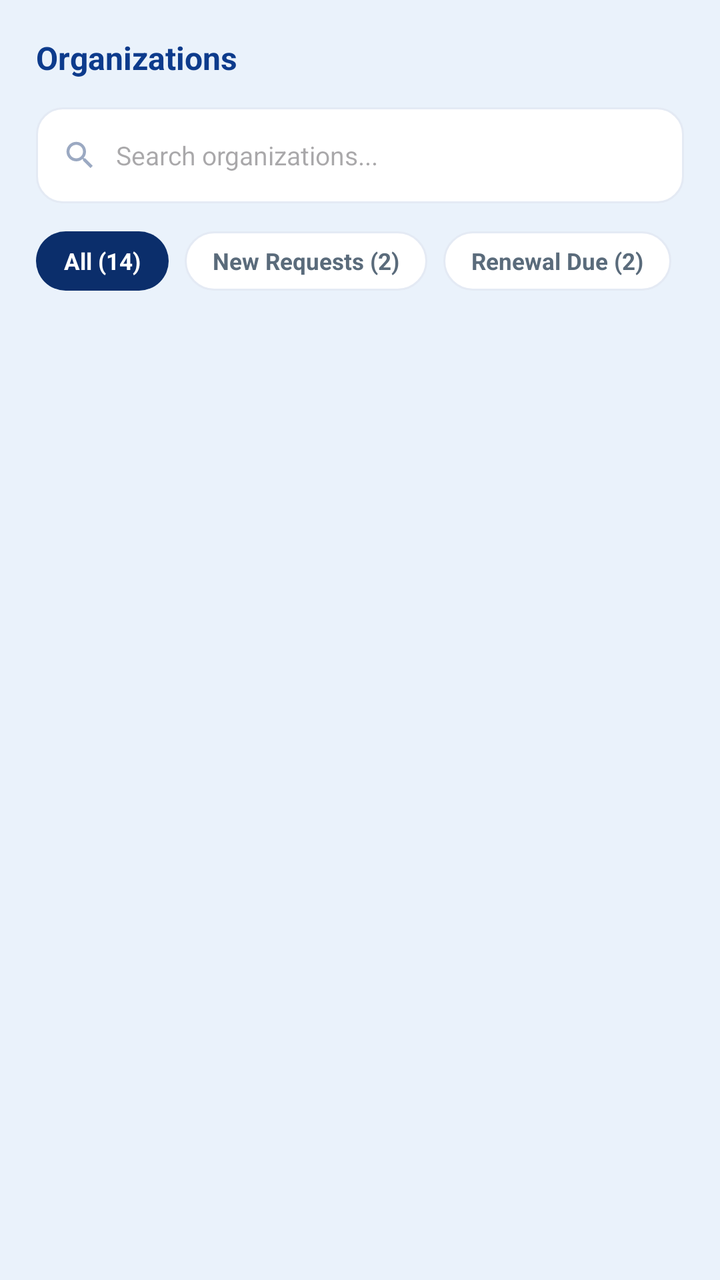
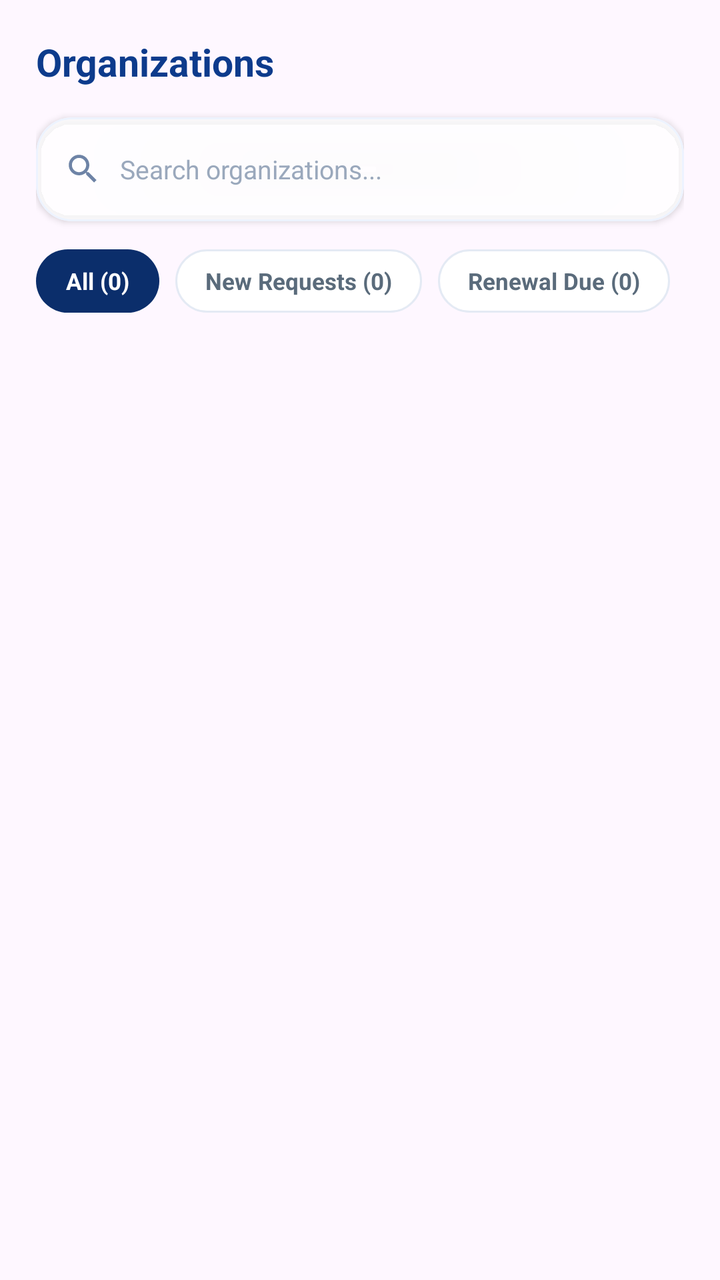

Screens rendered from an Android XML layout before and after an edit, with the pre-edit source and the edit as a unified diff.
<!-- AndroidManifest.xml: application theme Theme.KAYARA -->
<!-- res/layout/fragment_organizations.xml -->
<?xml version="1.0" encoding="utf-8"?>
<androidx.core.widget.NestedScrollView
    xmlns:android="http://schemas.android.com/apk/res/android"
    xmlns:app="http://schemas.android.com/apk/res-auto"
    android:layout_width="match_parent"
    android:layout_height="match_parent"
    android:background="@color/bg_light">

    <LinearLayout
        android:layout_width="match_parent"
        android:layout_height="wrap_content"
        android:orientation="vertical"
        android:padding="18dp">

        <TextView
            android:layout_width="wrap_content"
            android:layout_height="wrap_content"
            android:text="Organizations"
            android:textColor="@color/dark_blue"
            android:textSize="16sp"
            android:textStyle="bold"
            android:layout_marginBottom="14dp" />

        
        <LinearLayout
            android:layout_width="match_parent"
            android:layout_height="48dp"
            android:orientation="horizontal"
            android:gravity="center_vertical"
            android:background="@drawable/bg_search"
            android:paddingHorizontal="13dp"
            android:layout_marginBottom="14dp">

            <ImageView
                android:layout_width="18dp"
                android:layout_height="18dp"
                android:src="@drawable/ic_search"
                android:contentDescription="@null" />

            <EditText
                android:id="@+id/etSearchOrg"
                android:layout_width="0dp"
                android:layout_height="wrap_content"
                android:layout_weight="1"
                android:layout_marginStart="9dp"
                android:background="@null"
                android:hint="Search organizations..."
                android:textSize="13sp"
                android:inputType="text" />
        </LinearLayout>

        
        <LinearLayout
            android:layout_width="wrap_content"
            android:layout_height="wrap_content"
            android:orientation="horizontal"
            android:layout_marginBottom="16dp">

            <TextView
                android:id="@+id/chipAll"
                android:layout_width="wrap_content"
                android:layout_height="wrap_content"
                android:background="@drawable/bg_chip_active"
                android:paddingHorizontal="14dp"
                android:paddingVertical="7dp"
                android:text="All (14)"
                android:textColor="@color/white"
                android:textSize="11.5sp"
                android:textStyle="bold"
                android:layout_marginEnd="8dp"
                android:clickable="true"
                android:focusable="true" />

            <TextView
                android:id="@+id/chipNewRequests"
                android:layout_width="wrap_content"
                android:layout_height="wrap_content"
                android:background="@drawable/bg_chip"
                android:paddingHorizontal="14dp"
                android:paddingVertical="7dp"
                android:text="New Requests (2)"
                android:textColor="@color/text_gray"
                android:textSize="11.5sp"
                android:textStyle="bold"
                android:layout_marginEnd="8dp"
                android:clickable="true"
                android:focusable="true" />

            <TextView
                android:id="@+id/chipRenewalDue"
                android:layout_width="wrap_content"
                android:layout_height="wrap_content"
                android:background="@drawable/bg_chip"
                android:paddingHorizontal="14dp"
                android:paddingVertical="7dp"
                android:text="Renewal Due (2)"
                android:textColor="@color/text_gray"
                android:textSize="11.5sp"
                android:textStyle="bold"
                android:clickable="true"
                android:focusable="true" />
        </LinearLayout>

        <androidx.recyclerview.widget.RecyclerView
            android:id="@+id/rvOrganizations"
            android:layout_width="match_parent"
            android:layout_height="wrap_content"
            android:nestedScrollingEnabled="false"
            tools:listitem="@layout/item_organization"
            xmlns:tools="http://schemas.android.com/tools" />

        
        <TextView
            android:id="@+id/tvEmptyState"
            android:layout_width="match_parent"
            android:layout_height="wrap_content"
            android:layout_marginTop="30dp"
            android:gravity="center"
            android:text="No organizations found"
            android:textColor="@color/text_gray"
            android:textSize="12.5sp"
            android:visibility="gone" />

    </LinearLayout>
</androidx.core.widget.NestedScrollView>
<!-- res/layout/item_organization.xml (included above) -->
<?xml version="1.0" encoding="utf-8"?>
<LinearLayout xmlns:android="http://schemas.android.com/apk/res/android"
    android:layout_width="match_parent"
    android:layout_height="wrap_content"
    android:orientation="horizontal"
    android:gravity="center_vertical"
    android:background="@drawable/bg_card"
    android:padding="12dp"
    android:layout_marginBottom="10dp"
    android:clickable="true"
    android:focusable="true">

    <TextView
        android:id="@+id/tvOrgAvatar"
        android:layout_width="44dp"
        android:layout_height="44dp"
        android:background="@drawable/bg_avatar_circle"
        android:gravity="center"
        android:text="ORG"
        android:textColor="@color/white"
        android:textSize="11sp"
        android:textStyle="bold" />

    <LinearLayout
        android:layout_width="0dp"
        android:layout_height="wrap_content"
        android:layout_weight="1"
        android:layout_marginStart="12dp"
        android:orientation="vertical">

        <TextView
            android:id="@+id/tvOrgName"
            android:layout_width="match_parent"
            android:layout_height="wrap_content"
            android:text="Organization Name"
            android:textColor="@color/dark_blue"
            android:textSize="13sp"
            android:textStyle="bold"
            android:maxLines="1"
            android:ellipsize="end" />

        <TextView
            android:id="@+id/tvOrgMeta"
            android:layout_width="match_parent"
            android:layout_height="wrap_content"
            android:layout_marginTop="2dp"
            android:text="Members · Adviser"
            android:textColor="@color/text_gray"
            android:textSize="11sp"
            android:maxLines="1"
            android:ellipsize="end" />
    </LinearLayout>

    <TextView
        android:id="@+id/tvOrgBadge"
        android:layout_width="wrap_content"
        android:layout_height="wrap_content"
        android:paddingHorizontal="8dp"
        android:paddingVertical="4dp"
        android:textSize="9sp"
        android:textStyle="bold"
        android:visibility="gone" />

</LinearLayout>
<!-- resources referenced by this layout -->
<resources>
  <color name="bg_light">#EAF2FB</color>
  <color name="dark_blue">#0D3B8C</color>
  <color name="text_gray">#5A6B7B</color>
  <color name="white">#FFFFFF</color>
  <!-- drawable bg_avatar_circle (drawable) -->
  <?xml version="1.0" encoding="utf-8"?>
  <shape xmlns:android="http://schemas.android.com/apk/res/android"
      android:shape="rectangle">
      <corners android:radius="13dp" />
      <gradient android:startColor="@color/mid_blue" android:endColor="@color/sky_accent" android:angle="45" />
  </shape>
  <!-- drawable bg_card (drawable) -->
  <?xml version="1.0" encoding="utf-8"?>
  <shape xmlns:android="http://schemas.android.com/apk/res/android"
      android:shape="rectangle">
      <corners android:radius="16dp" />
      <solid android:color="@color/white" />
      <stroke android:width="1dp" android:color="@color/card_border" />
  </shape>
  <!-- drawable bg_chip (drawable) -->
  <?xml version="1.0" encoding="utf-8"?>
  <shape xmlns:android="http://schemas.android.com/apk/res/android"
      android:shape="rectangle">
      <corners android:radius="20dp" />
      <solid android:color="@color/white" />
      <stroke android:width="1dp" android:color="@color/card_border" />
  </shape>
  <!-- drawable bg_chip_active (drawable) -->
  <?xml version="1.0" encoding="utf-8"?>
  <shape xmlns:android="http://schemas.android.com/apk/res/android"
      android:shape="rectangle">
      <corners android:radius="20dp" />
      <solid android:color="@color/navy" />
  </shape>
  <!-- drawable bg_search (drawable) -->
  <?xml version="1.0" encoding="utf-8"?>
  <shape xmlns:android="http://schemas.android.com/apk/res/android"
      android:shape="rectangle">
      <corners android:radius="13dp" />
      <solid android:color="@color/white" />
      <stroke android:width="1dp" android:color="@color/card_border" />
  </shape>
  <!-- drawable ic_search (drawable) -->
  <vector xmlns:android="http://schemas.android.com/apk/res/android"
      android:width="24dp" android:height="24dp"
      android:viewportWidth="24" android:viewportHeight="24">
      <path android:fillColor="#9BA9C2"
          android:pathData="M15.5,14h-0.79l-0.28,-0.27C15.41,12.59 16,11.11 16,9.5 16,5.91 13.09,3 9.5,3S3,5.91 3,9.5 5.91,16 9.5,16c1.61,0 3.09,-0.59 4.23,-1.57l0.27,0.28v0.79l5,4.99L20.49,19zM9.5,14C7.01,14 5,11.99 5,9.5S7.01,5 9.5,5 14,7.01 14,9.5 11.99,14 9.5,14z"/>
  </vector>
  <style name="Theme.KAYARA" parent="Base.Theme.KAYARA" />
  <color name="mid_blue">#1E5FD9</color>
  <color name="sky_accent">#3FA9F5</color>
  <color name="card_border">#E4EAF4</color>
  <color name="navy">#0B2E6B</color>
  <style name="Base.Theme.KAYARA" parent="Theme.Material3.DayNight.NoActionBar">
          
          
      </style>
</resources>

<!-- the commit's change to res/layout/fragment_organizations.xml (unified diff, before → after) -->
@@ -1,190 +1,34 @@
-<?xml version="1.0" encoding="utf-8"?>
-<androidx.core.widget.NestedScrollView
-    xmlns:android="http://schemas.android.com/apk/res/android"
-    xmlns:app="http://schemas.android.com/apk/res-auto"
-    android:layout_width="match_parent"
-    android:layout_height="match_parent"
-    android:background="@color/bg_light">
-
-    <LinearLayout
-        android:layout_width="match_parent"
-        android:layout_height="wrap_content"
-        android:orientation="vertical"
-        android:padding="18dp">
-
-        <TextView
-            android:layout_width="wrap_content"
-            android:layout_height="wrap_content"
-            android:text="Organizations"
-            android:textColor="@color/dark_blue"
-            android:textSize="16sp"
-            android:textStyle="bold"
-            android:layout_marginBottom="14dp" />
-
-        
-        <LinearLayout
-            android:layout_width="match_parent"
-            android:layout_height="48dp"
-            android:orientation="horizontal"
-            android:gravity="center_vertical"
-            android:background="@drawable/bg_search"
-            android:paddingHorizontal="13dp"
-            android:layout_marginBottom="14dp">
-
-            <ImageView
-                android:layout_width="18dp"
-                android:layout_height="18dp"
-                android:src="@drawable/ic_search"
-                android:contentDescription="@null" />
-
-            <EditText
-                android:id="@+id/etSearchOrg"
-                android:layout_width="0dp"
-                android:layout_height="wrap_content"
-                android:layout_weight="1"
-                android:layout_marginStart="9dp"
-                android:background="@null"
-                android:hint="Search organizations..."
-                android:textSize="13sp"
-                android:inputType="text" />
-        </LinearLayout>
-
-        
-        <LinearLayout
-            android:layout_width="wrap_content"
-            android:layout_height="wrap_content"
-            android:orientation="horizontal"
-            android:layout_marginBottom="16dp">
-
-            <TextView
-                android:id="@+id/chipAll"
-                android:layout_width="wrap_content"
-                android:layout_height="wrap_content"
-                android:background="@drawable/bg_chip_active"
-                android:paddingHorizontal="14dp"
-                android:paddingVertical="7dp"
-                android:text="All (14)"
-                android:textColor="@color/white"
-                android:textSize="11.5sp"
-                android:textStyle="bold"
-                android:layout_marginEnd="8dp"
-                android:clickable="true"
-                android:focusable="true" />
-
-            <TextView
-                android:id="@+id/chipNewRequests"
-                android:layout_width="wrap_content"
-                android:layout_height="wrap_content"
-                android:background="@drawable/bg_chip"
-                android:paddingHorizontal="14dp"
-                android:paddingVertical="7dp"
-                android:text="New Requests (2)"
-                android:textColor="@color/text_gray"
-                android:textSize="11.5sp"
-                android:textStyle="bold"
-                android:layout_marginEnd="8dp"
-                android:clickable="true"
-                android:focusable="true" />
-
-            <TextView
-                android:id="@+id/chipRenewalDue"
-                android:layout_width="wrap_content"
-                android:layout_height="wrap_content"
-                android:background="@drawable/bg_chip"
-                android:paddingHorizontal="14dp"
-                android:paddingVertical="7dp"
-                android:text="Renewal Due (2)"
-                android:textColor="@color/text_gray"
-                android:textSize="11.5sp"
-                android:textStyle="bold"
-                android:clickable="true"
-                android:focusable="true" />
-        </LinearLayout>
-
-        <androidx.recyclerview.widget.RecyclerView
-            android:id="@+id/rvOrganizations"
-            android:layout_width="match_parent"
-            android:layout_height="wrap_content"
-            android:nestedScrollingEnabled="false"
-            tools:listitem="@layout/item_organization"
-            xmlns:tools="http://schemas.android.com/tools" />
-
-        
-        <TextView
-            android:id="@+id/tvEmptyState"
-            android:layout_width="match_parent"
-            android:layout_height="wrap_content"
-            android:layout_marginTop="30dp"
-            android:gravity="center"
-            android:text="No organizations found"
-            android:textColor="@color/text_gray"
-            android:textSize="12.5sp"
-            android:visibility="gone" />
-
+<androidx.core.widget.NestedScrollView xmlns:android="http://schemas.android.com/apk/res/android" xmlns:tools="http://schemas.android.com/tools" android:layout_width="match_parent" android:layout_height="match_parent" android:background="#00FFFFFF" android:fillViewport="true">
+    <LinearLayout android:layout_width="match_parent" android:layout_height="wrap_content" android:orientation="vertical" android:padding="18dp">
+        <TextView android:id="@+id/tvOrganizationsTitle" android:layout_width="wrap_content" android:layout_height="wrap_content" android:layout_marginBottom="15dp" android:text="Organizations" android:textColor="@color/dark_blue" android:textSize="19sp" android:textStyle="bold"/>
+        <com.google.android.material.card.MaterialCardView xmlns:app="http://schemas.android.com/apk/res-auto" android:layout_width="match_parent" android:layout_height="52dp" android:layout_marginBottom="14dp" app:cardBackgroundColor="#CCFFFFFF" app:cardCornerRadius="18dp" app:cardElevation="2dp" app:strokeColor="#EDF3FF" app:strokeWidth="1dp">
+            <LinearLayout android:layout_width="match_parent" android:layout_height="match_parent" android:gravity="center_vertical" android:orientation="horizontal" android:paddingHorizontal="14dp">
+                <ImageView android:layout_width="19dp" android:layout_height="19dp" android:contentDescription="@null" android:src="@drawable/ic_search" app:tint="#6E83A6"/>
+                <EditText android:id="@+id/etSearchOrg" android:layout_width="0dp" android:layout_height="match_parent" android:layout_marginStart="9dp" android:layout_weight="1" android:background="@null" android:hint="Search organizations..." android:inputType="text" android:singleLine="true" android:textColor="#0B2E6B" android:textColorHint="#9AA8BC" android:textSize="13sp"/>
+            </LinearLayout>
+        </com.google.android.material.card.MaterialCardView>
+        <HorizontalScrollView android:layout_width="match_parent" android:layout_height="wrap_content" android:layout_marginBottom="16dp" android:scrollbars="none">
+            <LinearLayout android:layout_width="wrap_content" android:layout_height="wrap_content" android:orientation="horizontal">
+                <TextView android:id="@+id/chipAll" android:layout_width="wrap_content" android:layout_height="wrap_content" android:layout_marginEnd="8dp" android:background="@drawable/bg_chip_active" android:clickable="true" android:focusable="true" android:paddingHorizontal="15dp" android:paddingVertical="8dp" android:text="All (0)" android:textColor="@color/white" android:textSize="11.5sp" android:textStyle="bold"/>
+                <TextView android:id="@+id/chipNewRequests" android:layout_width="wrap_content" android:layout_height="wrap_content" android:layout_marginEnd="8dp" android:background="@drawable/bg_chip" android:clickable="true" android:focusable="true" android:paddingHorizontal="15dp" android:paddingVertical="8dp" android:text="New Requests (0)" android:textColor="@color/text_gray" android:textSize="11.5sp" android:textStyle="bold"/>
+                <TextView android:id="@+id/chipRenewalDue" android:layout_width="wrap_content" android:layout_height="wrap_content" android:background="@drawable/bg_chip" android:clickable="true" android:focusable="true" android:paddingHorizontal="15dp" android:paddingVertical="8dp" android:text="Renewal Due (0)" android:textColor="@color/text_gray" android:textSize="11.5sp" android:textStyle="bold"/>
+            </LinearLayout>
+        </HorizontalScrollView>
+        <androidx.recyclerview.widget.RecyclerView android:id="@+id/rvOrganizations" android:layout_width="match_parent" android:layout_height="wrap_content" android:clipToPadding="false" android:nestedScrollingEnabled="false" tools:listitem="@layout/item_organization"/>
+        <TextView android:id="@+id/tvEmptyState" android:layout_width="match_parent" android:layout_height="wrap_content" android:layout_marginTop="30dp" android:gravity="center" android:text="No organizations found" android:textColor="@color/text_gray" android:textSize="12.5sp" android:visibility="gone"/>
     </LinearLayout>
 </androidx.core.widget.NestedScrollView>
 <!-- res/layout/item_organization.xml (included above) -->
-<?xml version="1.0" encoding="utf-8"?>
-<LinearLayout xmlns:android="http://schemas.android.com/apk/res/android"
-    android:layout_width="match_parent"
-    android:layout_height="wrap_content"
-    android:orientation="horizontal"
-    android:gravity="center_vertical"
-    android:background="@drawable/bg_card"
-    android:padding="12dp"
-    android:layout_marginBottom="10dp"
-    android:clickable="true"
-    android:focusable="true">
-
-    <TextView
-        android:id="@+id/tvOrgAvatar"
-        android:layout_width="44dp"
-        android:layout_height="44dp"
-        android:background="@drawable/bg_avatar_circle"
-        android:gravity="center"
-        android:text="ORG"
-        android:textColor="@color/white"
-        android:textSize="11sp"
-        android:textStyle="bold" />
-
-    <LinearLayout
-        android:layout_width="0dp"
-        android:layout_height="wrap_content"
-        android:layout_weight="1"
-        android:layout_marginStart="12dp"
-        android:orientation="vertical">
-
-        <TextView
-            android:id="@+id/tvOrgName"
-            android:layout_width="match_parent"
-            android:layout_height="wrap_content"
-            android:text="Organization Name"
-            android:textColor="@color/dark_blue"
-            android:textSize="13sp"
-            android:textStyle="bold"
-            android:maxLines="1"
-            android:ellipsize="end" />
-
-        <TextView
-            android:id="@+id/tvOrgMeta"
-            android:layout_width="match_parent"
-            android:layout_height="wrap_content"
-            android:layout_marginTop="2dp"
-            android:text="Members · Adviser"
-            android:textColor="@color/text_gray"
-            android:textSize="11sp"
-            android:maxLines="1"
-            android:ellipsize="end" />
+<com.google.android.material.card.MaterialCardView xmlns:android="http://schemas.android.com/apk/res/android" xmlns:app="http://schemas.android.com/apk/res-auto" android:layout_width="match_parent" android:layout_height="wrap_content" android:layout_marginBottom="11dp" android:clickable="true" android:focusable="true" app:cardBackgroundColor="#DFFFFFFF" app:cardCornerRadius="20dp" app:cardElevation="3dp" app:strokeColor="#ECF2FB" app:strokeWidth="1dp">
+    <LinearLayout android:layout_width="match_parent" android:layout_height="wrap_content" android:gravity="center_vertical" android:orientation="horizontal" android:padding="13dp">
+        <FrameLayout android:layout_width="54dp" android:layout_height="54dp">
+            <com.google.android.material.imageview.ShapeableImageView android:id="@+id/ivOrgAvatar" android:layout_width="54dp" android:layout_height="54dp" android:scaleType="centerCrop" android:visibility="gone" app:shapeAppearanceOverlay="@style/CircleImageView"/>
+            <TextView android:id="@+id/tvOrgAvatar" android:layout_width="54dp" android:layout_height="54dp" android:background="@drawable/bg_avatar_circle" android:gravity="center" android:text="ORG" android:textColor="@color/white" android:textSize="11sp" android:textStyle="bold"/>
+        </FrameLayout>
+        <LinearLayout android:layout_width="0dp" android:layout_height="wrap_content" android:layout_marginStart="12dp" android:layout_weight="1" android:orientation="vertical">
+            <TextView android:id="@+id/tvOrgName" android:layout_width="match_parent" android:layout_height="wrap_content" android:ellipsize="end" android:maxLines="1" android:text="Organization Name" android:textColor="@color/dark_blue" android:textSize="14sp" android:textStyle="bold"/>
+            <TextView android:id="@+id/tvOrgMeta" android:layout_width="match_parent" android:layout_height="wrap_content" android:layout_marginTop="3dp" android:ellipsize="end" android:maxLines="1" android:text="0 members · Adviser" android:textColor="@color/text_gray" android:textSize="11sp"/>
+        </LinearLayout>
+        <TextView android:id="@+id/tvOrgBadge" android:layout_width="wrap_content" android:layout_height="wrap_content" android:paddingHorizontal="8dp" android:paddingVertical="4dp" android:textSize="9sp" android:textStyle="bold" android:visibility="gone"/>
     </LinearLayout>
-
-    <TextView
-        android:id="@+id/tvOrgBadge"
-        android:layout_width="wrap_content"
-        android:layout_height="wrap_content"
-        android:paddingHorizontal="8dp"
-        android:paddingVertical="4dp"
-        android:textSize="9sp"
-        android:textStyle="bold"
-        android:visibility="gone" />
-
-</LinearLayout>
+</com.google.android.material.card.MaterialCardView>
<!-- resource entries referenced after the edit -->
@@ -1,6 +1,5 @@
 <!-- resources referenced by this layout -->
 <resources>
-  <color name="bg_light">#EAF2FB</color>
   <color name="dark_blue">#0D3B8C</color>
   <color name="text_gray">#5A6B7B</color>
   <color name="white">#FFFFFF</color>
@@ -10,14 +9,6 @@
       android:shape="rectangle">
       <corners android:radius="13dp" />
       <gradient android:startColor="@color/mid_blue" android:endColor="@color/sky_accent" android:angle="45" />
-  </shape>
-  <!-- drawable bg_card (drawable) -->
-  <?xml version="1.0" encoding="utf-8"?>
-  <shape xmlns:android="http://schemas.android.com/apk/res/android"
-      android:shape="rectangle">
-      <corners android:radius="16dp" />
-      <solid android:color="@color/white" />
-      <stroke android:width="1dp" android:color="@color/card_border" />
   </shape>
   <!-- drawable bg_chip (drawable) -->
   <?xml version="1.0" encoding="utf-8"?>
@@ -34,14 +25,6 @@
       <corners android:radius="20dp" />
       <solid android:color="@color/navy" />
   </shape>
-  <!-- drawable bg_search (drawable) -->
-  <?xml version="1.0" encoding="utf-8"?>
-  <shape xmlns:android="http://schemas.android.com/apk/res/android"
-      android:shape="rectangle">
-      <corners android:radius="13dp" />
-      <solid android:color="@color/white" />
-      <stroke android:width="1dp" android:color="@color/card_border" />
-  </shape>
   <!-- drawable ic_search (drawable) -->
   <vector xmlns:android="http://schemas.android.com/apk/res/android"
       android:width="24dp" android:height="24dp"
@@ -49,6 +32,10 @@
       <path android:fillColor="#9BA9C2"
           android:pathData="M15.5,14h-0.79l-0.28,-0.27C15.41,12.59 16,11.11 16,9.5 16,5.91 13.09,3 9.5,3S3,5.91 3,9.5 5.91,16 9.5,16c1.61,0 3.09,-0.59 4.23,-1.57l0.27,0.28v0.79l5,4.99L20.49,19zM9.5,14C7.01,14 5,11.99 5,9.5S7.01,5 9.5,5 14,7.01 14,9.5 11.99,14 9.5,14z"/>
   </vector>
+  <style name="CircleImageView" parent="">
+          <item name="cornerFamily">rounded</item>
+          <item name="cornerSize">50%</item>
+      </style>
   <style name="Theme.KAYARA" parent="Base.Theme.KAYARA" />
   <color name="mid_blue">#1E5FD9</color>
   <color name="sky_accent">#3FA9F5</color>
